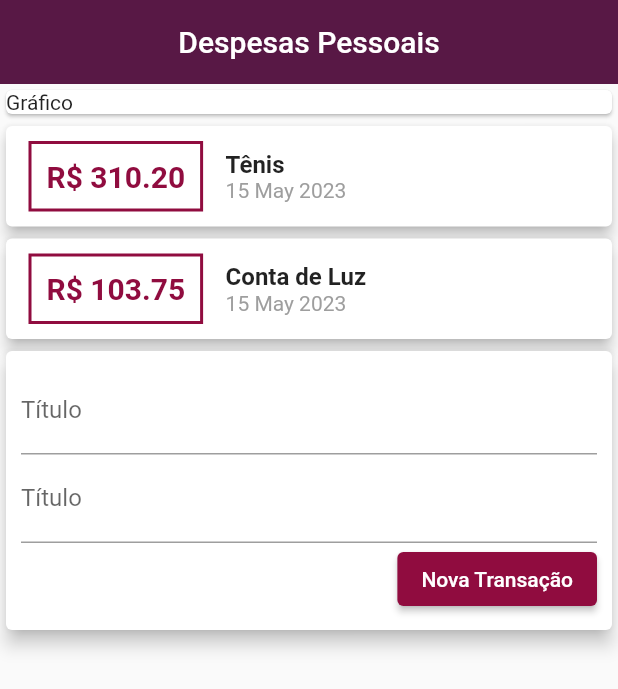
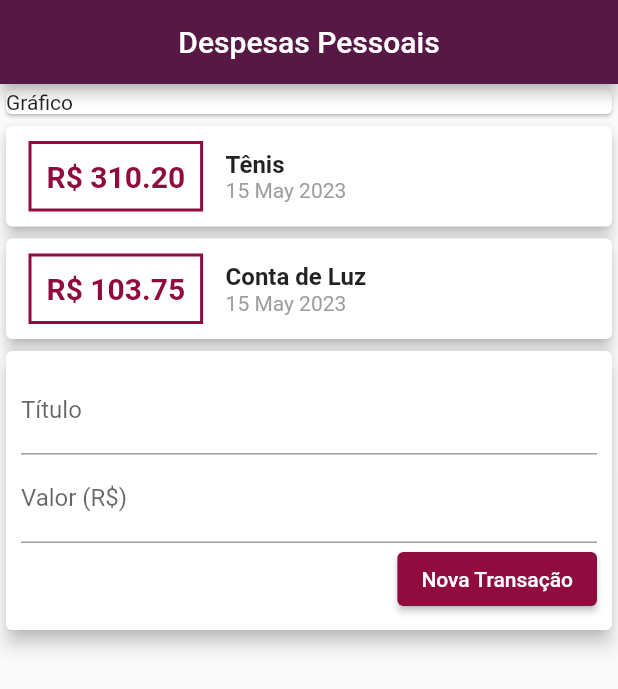
Before and after one commit to phesgot/expenses, a Flutter app: the screen it shows after launch, on a phone screen of 412 x 824 dp. Shown: the top 689 px of the screen. Run offline on Flutter 3.47's test engine with Material 2 defaults, Android fonts, the phone set to English and light mode, and no system bars.

Commit message:
Refatoração de componentes

```diff
--- /dev/null
+++ b/lib/components/transaction_form.dart
@@ -0,0 +1,49 @@
+import 'package:flutter/material.dart';
+
+class TransactionForm extends StatelessWidget {
+  TransactionForm({Key? key,}) : super(key: key);
+
+  //Controlers
+  final titleController = TextEditingController();
+  final valueController = TextEditingController();
+
+  @override
+  Widget build(BuildContext context) {
+    return Card(
+      elevation: 5,
+      child: Padding(
+        padding: const EdgeInsets.all(10),
+        child: Column(
+          children: [
+            TextField(
+              controller: titleController,
+              decoration: const InputDecoration(
+                labelText: 'Título',
+              ),
+            ),
+            TextField(
+              controller: valueController,
+              decoration: const InputDecoration(
+                labelText: 'Valor (R\$)',
+              ),
+            ),
+            Row(
+              mainAxisAlignment: MainAxisAlignment.end,
+              children: [
+                ElevatedButton(
+                    onPressed: () {
+                      print(titleController.text);
+                      print(valueController.text);
+                    },
+                    style: ElevatedButton.styleFrom(
+                      backgroundColor: const Color(0xff900c3f),
+                    ),
+                    child: const Text('Nova Transação'))
+              ],
+            )
+          ],
+        ),
+      ),
+    );
+  }
+}
--- /dev/null
+++ b/lib/components/transaction_list.dart
@@ -0,0 +1,65 @@
+import 'package:flutter/material.dart';
+import 'package:intl/intl.dart';
+import '../models/transaction.dart';
+
+class TransactionList extends StatelessWidget {
+  const TransactionList({Key? key, required this.transactions})
+      : super(key: key);
+
+  final List<Transaction> transactions;
+
+  @override
+  Widget build(BuildContext context) {
+    return Column(
+      children: transactions.map((tr) {
+        return Card(
+            elevation: 4,
+            child: Row(
+              children: [
+                Container(
+                  margin: const EdgeInsets.symmetric(
+                    horizontal: 15,
+                    vertical: 10,
+                  ),
+                  decoration: BoxDecoration(
+                      border: Border.all(
+                    color: const Color(0xff900c3f),
+                    width: 2,
+                  )),
+                  padding: const EdgeInsets.all(10),
+                  child: Text(
+                    "R\$ ${tr.value.toStringAsFixed(2)}",
+                    style: const TextStyle(
+                      fontSize: 20,
+                      fontWeight: FontWeight.bold,
+                      color: Color(0xff900c3f),
+                    ),
+                  ),
+                ),
+                Expanded(
+                  child: Column(
+                    crossAxisAlignment: CrossAxisAlignment.start,
+                    children: [
+                      Text(
+                        tr.title,
+                        style: const TextStyle(
+                          fontWeight: FontWeight.bold,
+                          fontSize: 16,
+                        ),
+                      ),
+                      Text(
+                        DateFormat('d MMM y').format(tr.date),
+                        style: const TextStyle(
+                          fontSize: 14,
+                          color: Colors.grey,
+                        ),
+                      ),
+                    ],
+                  ),
+                ),
+              ],
+            ));
+      }).toList(),
+    );
+  }
+}
--- /dev/null
+++ b/lib/components/transaction_user.dart
@@ -0,0 +1,40 @@
+import 'package:expenses/components/transaction_form.dart';
+import 'package:expenses/components/transaction_list.dart';
+import 'package:flutter/material.dart';
+
+import '../models/transaction.dart';
+
+class TransactionUser extends StatefulWidget {
+  const TransactionUser({Key? key}) : super(key: key);
+
+  @override
+  State<TransactionUser> createState() => _TransactionUserState();
+}
+
+class _TransactionUserState extends State<TransactionUser> {
+
+  final _transactions = [
+    Transaction(
+      id: 't1',
+      title: 'Tênis',
+      value: 310.20,
+      date: DateTime.now(),
+    ),
+    Transaction(
+      id: 't2',
+      title: 'Conta de Luz',
+      value: 103.75,
+      date: DateTime.now(),
+    ),
+  ];
+
+  @override
+  Widget build(BuildContext context) {
+    return Column(
+      children: [
+        TransactionList(transactions: _transactions),
+        TransactionForm(),
+      ],
+    );
+  }
+}
--- a/lib/main.dart
+++ b/lib/main.dart
@@ -8,7 +8,7 @@ class Expenses extends StatelessWidget {
 
   @override
   Widget build(BuildContext context) {
-    return const MaterialApp(
+    return MaterialApp(
       debugShowCheckedModeBanner: false,
       home: HomeScreen(),
     );
--- a/lib/screens/home_screen.dart
+++ b/lib/screens/home_screen.dart
@@ -1,3 +1,6 @@
+import 'package:expenses/components/transaction_form.dart';
+import 'package:expenses/components/transaction_list.dart';
+import 'package:expenses/components/transaction_user.dart';
 import 'package:expenses/models/transaction.dart';
 import 'package:flutter/material.dart';
 import 'package:intl/intl.dart';
@@ -7,20 +10,6 @@ class HomeScreen extends StatelessWidget {
 
   @override
   Widget build(BuildContext context) {
-    final _transactions = [
-      Transaction(
-        id: 't1',
-        title: 'Tênis',
-        value: 310.20,
-        date: DateTime.now(),
-      ),
-      Transaction(
-        id: 't2',
-        title: 'Conta de Luz',
-        value: 103.75,
-        date: DateTime.now(),
-      ),
-    ];
 
     return SafeArea(
       child: Scaffold(
@@ -28,98 +17,17 @@ class HomeScreen extends StatelessWidget {
             backgroundColor: const Color(0xff581845),
             title: const Text("Despesas Pessoais"),
             centerTitle: true,
-            elevation: 0,
           ),
-          body: Column(
-            crossAxisAlignment: CrossAxisAlignment.stretch,
-            children: [
-              const Card(
-                child: Text("Gráfico"),
-              ),
-              Column(
-                children: _transactions.map((tr) {
-                  return Card(
-                      elevation: 4,
-                      child: Row(
-                        children: [
-                          Container(
-                            margin: const EdgeInsets.symmetric(
-                              horizontal: 15,
-                              vertical: 10,
-                            ),
-                            decoration: BoxDecoration(
-                                border: Border.all(
-                              color: const Color(0xff900c3f),
-                              width: 2,
-                            )),
-                            padding: const EdgeInsets.all(10),
-                            child: Text(
-                              "R\$ ${tr.value.toStringAsFixed(2)}",
-                              style: const TextStyle(
-                                fontSize: 20,
-                                fontWeight: FontWeight.bold,
-                                color: Color(0xff900c3f),
-                              ),
-                            ),
-                          ),
-                          Expanded(
-                            child: Column(
-                              crossAxisAlignment: CrossAxisAlignment.start,
-                              children: [
-                                Text(
-                                  tr.title,
-                                  style: const TextStyle(
-                                    fontWeight: FontWeight.bold,
-                                    fontSize: 16,
-                                  ),
-                                ),
-                                Text(
-                                  DateFormat('d MMM y').format(tr.date),
-                                  style: const TextStyle(
-                                    fontSize: 14,
-                                    color: Colors.grey,
-                                  ),
-                                ),
-                              ],
-                            ),
-                          ),
-                        ],
-                      ));
-                }).toList(),
-              ),
-              Card(
-                elevation: 5,
-                child: Padding(
-                  padding: const EdgeInsets.all(10),
-                  child: Column(
-                    children: [
-                      const TextField(
-                        decoration: InputDecoration(
-                          labelText: 'Título',
-                        ),
-                      ),
-                      const TextField(
-                        decoration: InputDecoration(
-                          labelText: 'Título',
-                        ),
-                      ),
-                      Row(
-                        mainAxisAlignment: MainAxisAlignment.end,
-                        children: [
-                          ElevatedButton(
-                            onPressed: () {},
-                            style: ElevatedButton.styleFrom(
-                              backgroundColor: const Color(0xff900c3f),
-                            ),
-                            child: const Text('Nova Transação')
-                          )
-                        ],
-                      )
-                    ],
-                  ),
+          body: SingleChildScrollView(
+            child: Column(
+              crossAxisAlignment: CrossAxisAlignment.stretch,
+              children: const [
+                Card(
+                  child: Text("Gráfico"),
                 ),
-              )
-            ],
+                TransactionUser(),
+              ],
+            ),
           )),
     );
   }
```
